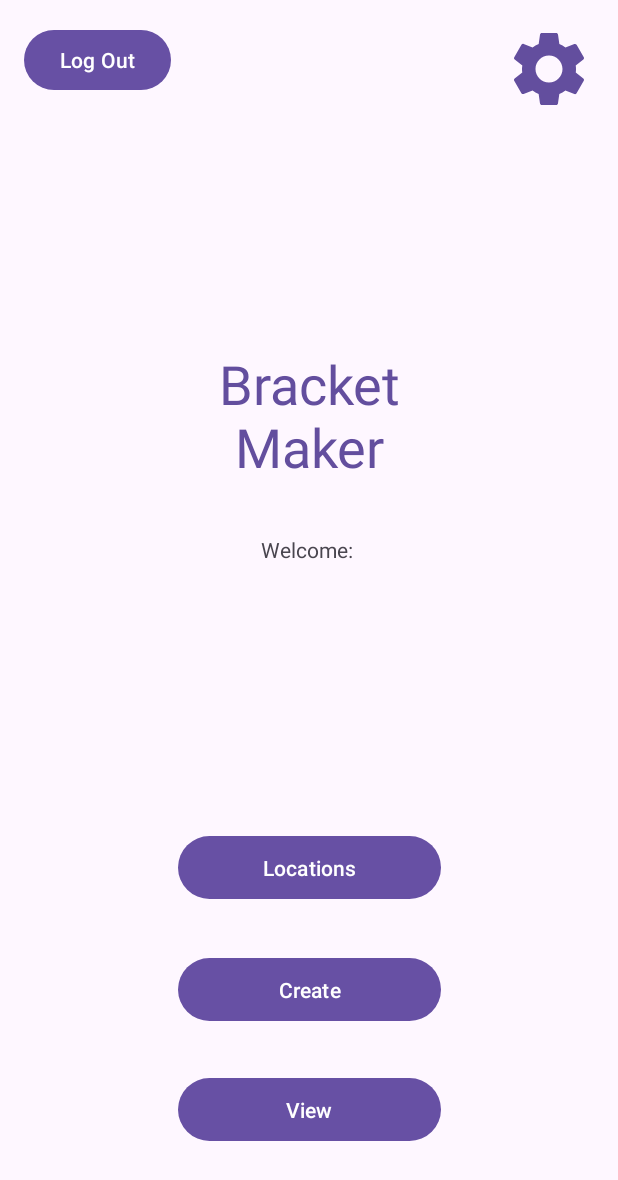
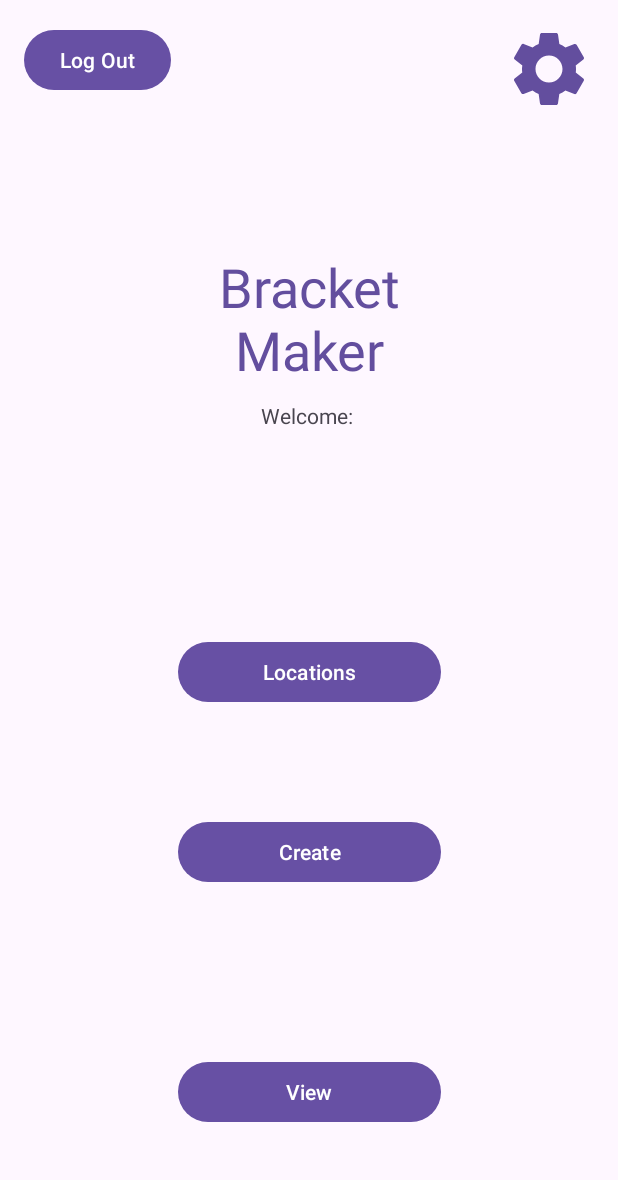
Before and after one commit to AnotherMichael8/CSE5236-Android-App, an Android app: the HomeScreenActivity screen opened directly, with no data from a screen before it, on a phone screen of 412 x 824 dp. Shown: the top 1180 px of the screen. Run offline under Robolectric (Android 15) with nearby library versions, the phone set to English and light mode, and no system bars; our stand-ins replace Firebase (no records; nobody signed in at launch, a user with empty details on screens opened directly); 1 statement that could not run was skipped.

Commit message:
Update activity_home_screen.xml

```diff
--- a/app/src/main/res/layout/activity_home_screen.xml
+++ b/app/src/main/res/layout/activity_home_screen.xml
@@ -10,35 +10,35 @@
     <Button
         android:id="@+id/LocationsButton"
         android:layout_width="175dp"
-        android:layout_height="50dp"
+        android:layout_height="wrap_content"
         android:text="@string/location_button"
         app:layout_constraintBottom_toBottomOf="parent"
         app:layout_constraintEnd_toEndOf="parent"
         app:layout_constraintStart_toStartOf="parent"
         app:layout_constraintTop_toTopOf="parent"
-        app:layout_constraintVertical_bias="0.715" />
+        app:layout_constraintVertical_bias="0.546"/>
 
     <Button
         android:id="@+id/CreateButton"
         android:layout_width="175dp"
-        android:layout_height="50dp"
+        android:layout_height="wrap_content"
         android:text="@string/create_button"
-        app:layout_constraintBottom_toBottomOf="parent"
         app:layout_constraintEnd_toEndOf="parent"
         app:layout_constraintStart_toStartOf="parent"
-        app:layout_constraintTop_toTopOf="parent"
-        app:layout_constraintVertical_bias="0.82" />
+        app:layout_constraintTop_toBottomOf="@+id/LocationsButton"
+        app:layout_constraintBottom_toTopOf="@+id/ViewButton"
+        />
 
     <Button
         android:id="@+id/ViewButton"
         android:layout_width="175dp"
-        android:layout_height="50dp"
+        android:layout_height="wrap_content"
         android:text="@string/view_button"
-        app:layout_constraintBottom_toBottomOf="parent"
+        android:layout_marginTop="40dp"
         app:layout_constraintEnd_toEndOf="parent"
         app:layout_constraintStart_toStartOf="parent"
-        app:layout_constraintTop_toTopOf="parent"
-        app:layout_constraintVertical_bias="0.923" />
+        app:layout_constraintTop_toBottomOf="@+id/CreateButton"
+        app:layout_constraintBottom_toBottomOf="parent"/>
 
     <Button
         android:id="@+id/LogoutButton"
@@ -53,7 +53,7 @@
     <TextView
         android:id="@+id/textView"
         android:layout_width="218dp"
-        android:layout_height="140dp"
+        android:layout_height="wrap_content"
         android:gravity="center"
         android:text="@string/title"
         android:textColor="@color/google_purple"
@@ -91,8 +91,10 @@
         android:layout_height="fill_parent"
         app:layout_constraintBottom_toBottomOf="parent"
         app:layout_constraintEnd_toEndOf="parent"
+        app:layout_constraintHorizontal_bias="0.0"
         app:layout_constraintStart_toStartOf="parent"
-        app:layout_constraintTop_toTopOf="parent">
+        app:layout_constraintTop_toTopOf="parent"
+        app:layout_constraintVertical_bias="0.0">
 
     </FrameLayout>
 
```
